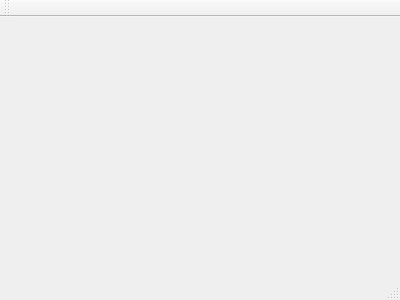
PedroLopez79/basculalienzoC, file baculalienzo/principal.ui: the form before one commit.
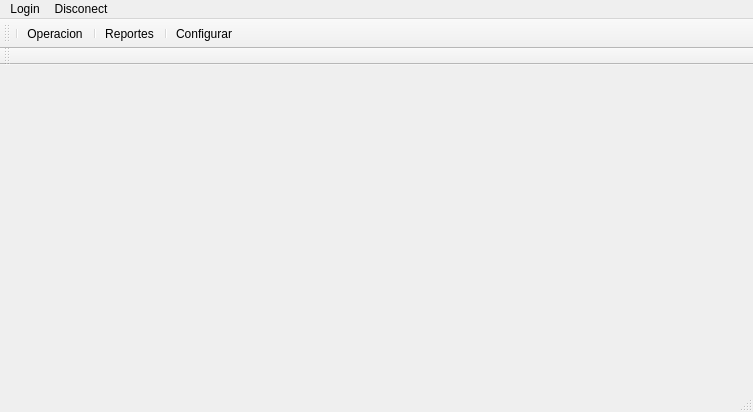
The form after the commit.

```diff
--- a/baculalienzo/principal.ui
+++ b/baculalienzo/principal.ui
@@ -1,24 +1,95 @@
 <ui version="4.0">
  <class>principal</class>
- <widget class="QMainWindow" name="principal" >
-  <property name="geometry" >
+ <widget class="QMainWindow" name="principal">
+  <property name="geometry">
    <rect>
     <x>0</x>
     <y>0</y>
-    <width>400</width>
-    <height>300</height>
+    <width>753</width>
+    <height>412</height>
    </rect>
   </property>
   <property name="windowTitle" >
    <string>principal</string>
   </property>
-  <widget class="QMenuBar" name="menuBar" />
-  <widget class="QToolBar" name="mainToolBar" />
-  <widget class="QWidget" name="centralWidget" />
-  <widget class="QStatusBar" name="statusBar" />
+  <widget class="QWidget" name="centralWidget"/>
+  <widget class="QMenuBar" name="menuBar">
+   <property name="geometry">
+    <rect>
+     <x>0</x>
+     <y>0</y>
+     <width>753</width>
+     <height>21</height>
+    </rect>
+   </property>
+   <widget class="QMenu" name="menuLogin">
+    <property name="title">
+     <string>Login</string>
+    </property>
+   </widget>
+   <widget class="QMenu" name="menuDisconect">
+    <property name="title">
+     <string>Disconect</string>
+    </property>
+   </widget>
+   <addaction name="menuLogin"/>
+   <addaction name="menuDisconect"/>
+  </widget>
+  <widget class="QStatusBar" name="statusBar"/>
+  <widget class="QToolBar" name="toolBar">
+   <property name="windowTitle">
+    <string>toolBar</string>
+   </property>
+   <attribute name="toolBarArea">
+    <enum>TopToolBarArea</enum>
+   </attribute>
+   <attribute name="toolBarBreak">
+    <bool>true</bool>
+   </attribute>
+   <addaction name="separator"/>
+   <addaction name="actionOperacion"/>
+   <addaction name="separator"/>
+   <addaction name="actionReportes"/>
+   <addaction name="separator"/>
+   <addaction name="actionConfigurar"/>
+  </widget>
+  <widget class="QToolBar" name="toolBar_2">
+   <property name="windowTitle">
+    <string>toolBar_2</string>
+   </property>
+   <property name="iconSize">
+    <size>
+     <width>48</width>
+     <height>48</height>
+    </size>
+   </property>
+   <property name="toolButtonStyle">
+    <enum>Qt::ToolButtonTextUnderIcon</enum>
+   </property>
+   <attribute name="toolBarArea">
+    <enum>TopToolBarArea</enum>
+   </attribute>
+   <attribute name="toolBarBreak">
+    <bool>true</bool>
+   </attribute>
+  </widget>
+  <action name="actionOperacion">
+   <property name="text">
+    <string>Operacion</string>
+   </property>
+  </action>
+  <action name="actionReportes">
+   <property name="text">
+    <string>Reportes</string>
+   </property>
+  </action>
+  <action name="actionConfigurar">
+   <property name="text">
+    <string>Configurar</string>
+   </property>
+  </action>
  </widget>
- <layoutDefault spacing="6" margin="11" />
- <pixmapfunction></pixmapfunction>
+ <layoutdefault spacing="6" margin="11"/>
  <resources/>
  <connections/>
 </ui>
```
Left out of the diff: 3 changed lines with no effect on the pictures.
